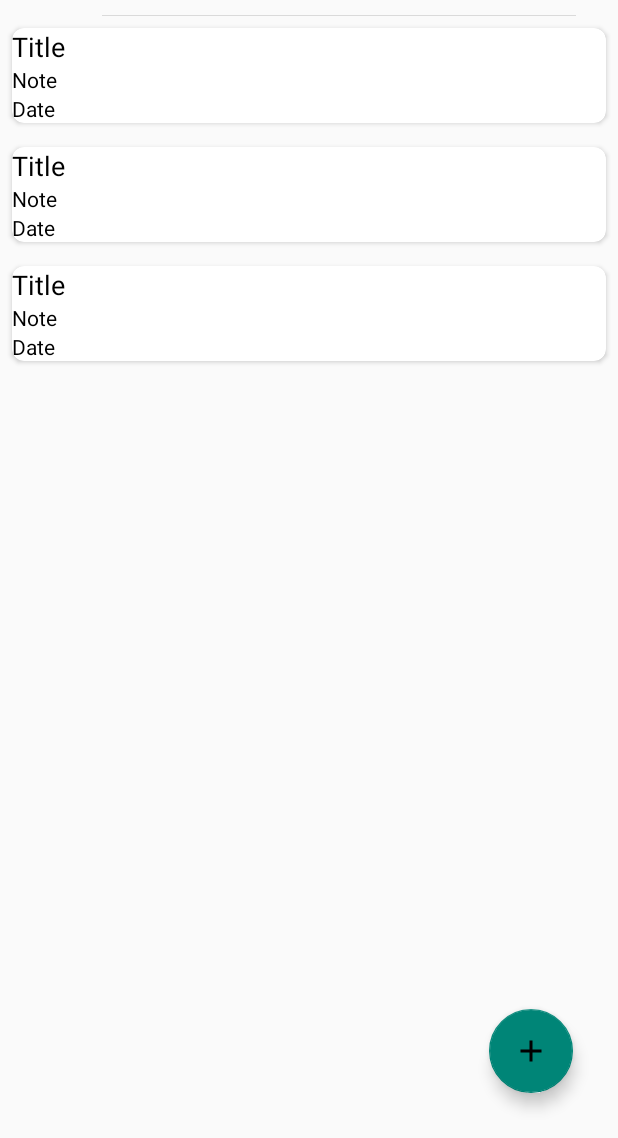
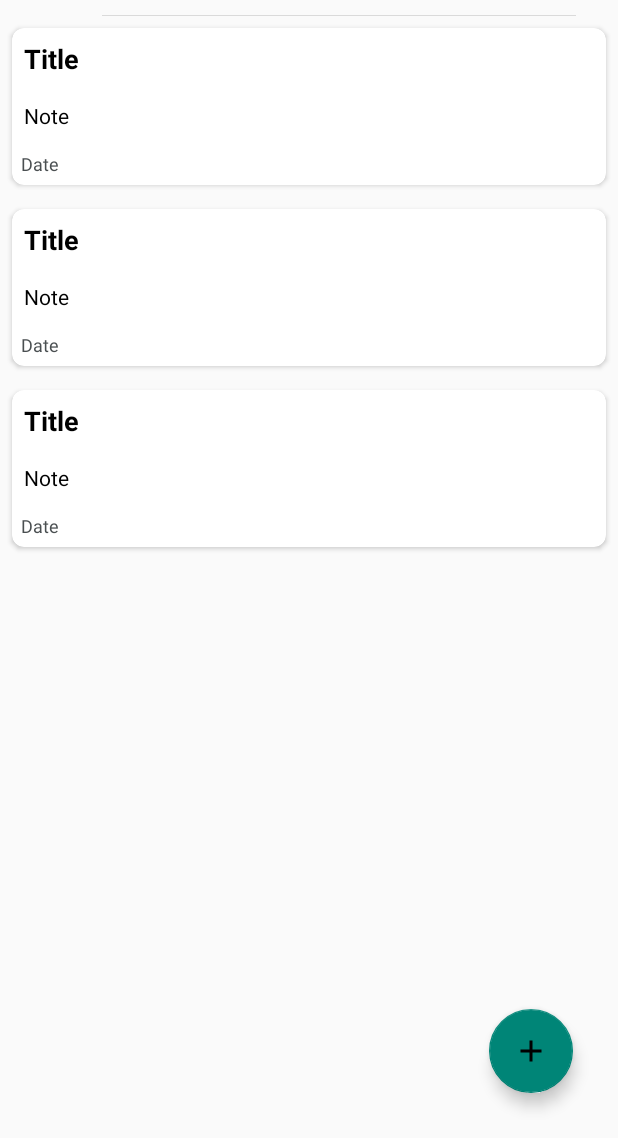
Before and after one commit to Regestrac/Notes, an Android app: the layout activity_main.xml on its own in the app's theme, with its tools: preview values and no code run, on a phone screen of 412 x 824 dp, the part 98-1236 px from its top. Run offline under Robolectric (Android 15) with nearby library versions, the phone set to English and light mode, and no system bars.

Commit message:
Updated layout issues and other minor issues

```diff
--- a/app/src/main/res/layout/list_item.xml
+++ b/app/src/main/res/layout/list_item.xml
@@ -24,8 +24,14 @@
                 android:layout_height="wrap_content"
                 android:layout_alignParentStart="true"
                 android:text="Title"
+                android:ellipsize="marquee"
+                android:marqueeRepeatLimit="marquee_forever"
+                android:padding="8dp"
+                android:scrollHorizontally="true"
+                android:singleLine="true"
                 android:textColor="@color/black"
-                android:textSize="18sp" />
+                android:textSize="18sp"
+                android:textStyle="bold" />
 
         </RelativeLayout>
 
@@ -33,7 +39,9 @@
             android:id="@+id/tv_note"
             android:layout_width="match_parent"
             android:layout_height="wrap_content"
-            android:layout_alignParentStart="true"
+            android:maxLines="8"
+            android:padding="8dp"
+            android:textStyle="normal"
             android:text="Note"
             android:textColor="@color/black"
             android:textSize="14sp" />
@@ -42,10 +50,14 @@
             android:id="@+id/tv_date"
             android:layout_width="match_parent"
             android:layout_height="wrap_content"
-            android:layout_alignParentStart="true"
+            android:singleLine="true"
+            android:scrollHorizontally="true"
+            android:ellipsize="marquee"
+            android:marqueeRepeatLimit="marquee_forever"
             android:text="Date"
-            android:textColor="@color/black"
-            android:textSize="14sp" />
+            android:textColor="@color/grey"
+            android:padding="6dp"
+            android:textSize="12sp" />
 
     </LinearLayout>
 
--- a/app/src/main/res/values/colors.xml
+++ b/app/src/main/res/values/colors.xml
@@ -2,6 +2,7 @@
 <resources>
     <color name="black">#FF000000</color>
     <color name="white">#FFFFFFFF</color>
+    <color name="grey">#4A4F51</color>
 
     <color name="NoteColor1">#FF6263</color>
     <color name="NoteColor2">#23CFED</color>
```
Also changed, not shown: app/src/main/java/com/regestrac/notes/Adapter/NotesAdapter.kt (+10 -10 lines), app/src/main/java/com/regestrac/notes/AddNoteActivity.kt (+4 -3 lines), app/src/main/java/com/regestrac/notes/MainActivity.kt (+3 -6 lines), app/src/main/res/layout/activity_add_note.xml (+4 -4 lines).
